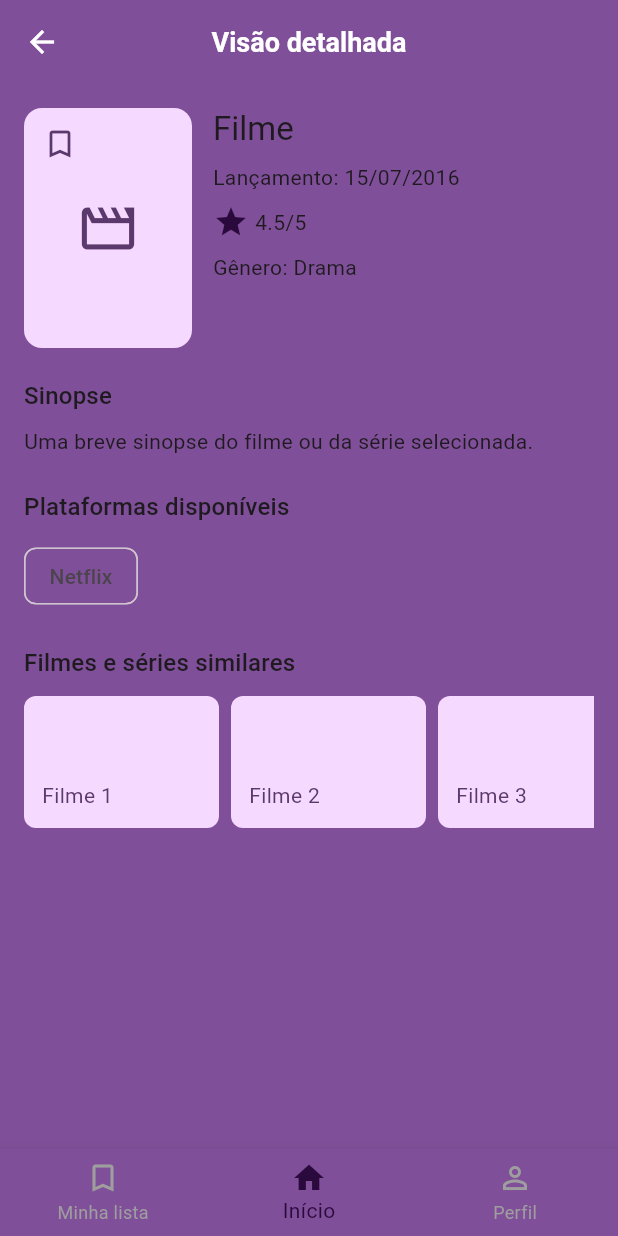
After one commit to GabrielHP2/PI_IV-Time-16, a Flutter app: the DetailedViewPage screen opened by its route, on a phone screen of 412 x 824 dp. The commit adds this screen. Run offline on Flutter 3.47's test engine with Material 3 defaults, Android fonts, the phone set to English and light mode, and no system bars.

Commit message:
Tela de Visão Detalhada

```diff
--- /dev/null
+++ b/frontend/lib/pages/content/detailed_view_page.dart
@@ -0,0 +1,177 @@
+import 'package:flutter/material.dart';
+
+import '../../theme/app_theme.dart';
+
+class ContentDetail {
+  const ContentDetail({
+    required this.title,
+    required this.synopsis,
+    required this.releaseDate,
+    required this.rating,
+    required this.platforms,
+    required this.similarTitles,
+    this.genre = 'Não informado',
+  });
+
+  final String title;
+  final String synopsis;
+  final String releaseDate;
+  final double rating;
+  final List<String> platforms;
+  final List<String> similarTitles;
+  final String genre;
+
+  static const example = ContentDetail(
+    title: 'Filme',
+    synopsis: 'Uma breve sinopse do filme ou da série selecionada.',
+    releaseDate: '15/07/2016',
+    rating: 4.5,
+    genre: 'Drama',
+    platforms: ['Netflix'],
+    similarTitles: ['Filme 1', 'Filme 2', 'Filme 3'],
+  );
+}
+
+class DetailedViewPage extends StatefulWidget {
+  const DetailedViewPage({super.key, this.content});
+
+  final ContentDetail? content;
+
+  @override
+  State<DetailedViewPage> createState() => _DetailedViewPageState();
+}
+
+class _DetailedViewPageState extends State<DetailedViewPage> {
+  bool isSaved = false;
+
+  @override
+  Widget build(BuildContext context) {
+    final content = widget.content ?? ContentDetail.example;
+    final colors = Theme.of(context).colorScheme;
+    final textTheme = Theme.of(context).textTheme;
+
+    return Scaffold(
+      appBar: AppBar(
+        title: const Text('Visão detalhada'),
+        leading: BackButton(onPressed: () => Navigator.maybePop(context)),
+      ),
+      body: ListView(
+        padding: const EdgeInsets.all(16),
+        children: [
+          Row(
+            crossAxisAlignment: CrossAxisAlignment.start,
+            children: [
+              Stack(
+                children: [
+                  Container(
+                    width: 112,
+                    height: 160,
+                    decoration: BoxDecoration(
+                      color: colors.primaryContainer,
+                      borderRadius: BorderRadius.circular(12),
+                    ),
+                    child: Icon(
+                      Icons.movie_outlined,
+                      color: colors.onPrimaryContainer,
+                      size: 42,
+                    ),
+                  ),
+                  IconButton(
+                    tooltip: isSaved
+                        ? 'Remover da lista de desejos'
+                        : 'Adicionar à lista de desejos',
+                    onPressed: () => setState(() => isSaved = !isSaved),
+                    icon: Icon(
+                      isSaved ? Icons.bookmark : Icons.bookmark_border,
+                    ),
+                    color: colors.onPrimaryContainer,
+                  ),
+                ],
+              ),
+              const SizedBox(width: 14),
+              Expanded(
+                child: Column(
+                  crossAxisAlignment: CrossAxisAlignment.start,
+                  children: [
+                    Text(content.title, style: textTheme.titleLarge),
+                    const SizedBox(height: 8),
+                    Text('Lançamento: ${content.releaseDate}'),
+                    const SizedBox(height: 8),
+                    Row(
+                      children: [
+                        Icon(Icons.star, color: AppColors.button),
+                        const SizedBox(width: 4),
+                        Text('${content.rating}/5'),
+                      ],
+                    ),
+                    const SizedBox(height: 8),
+                    Text('Gênero: ${content.genre}'),
+                  ],
+                ),
+              ),
+            ],
+          ),
+          const SizedBox(height: 20),
+          Text('Sinopse', style: textTheme.titleMedium),
+          const SizedBox(height: 8),
+          Text(content.synopsis),
+          const SizedBox(height: 22),
+          Text('Plataformas disponíveis', style: textTheme.titleMedium),
+          const SizedBox(height: 10),
+          Wrap(
+            spacing: 8,
+            runSpacing: 8,
+            children: content.platforms
+                .map((platform) => Chip(label: Text(platform)))
+                .toList(),
+          ),
+          const SizedBox(height: 22),
+          Text('Filmes e séries similares', style: textTheme.titleMedium),
+          const SizedBox(height: 10),
+          SizedBox(
+            height: 88,
+            child: ListView.separated(
+              scrollDirection: Axis.horizontal,
+              itemCount: content.similarTitles.length,
+              separatorBuilder: (_, _) => const SizedBox(width: 8),
+              itemBuilder: (context, index) => Container(
+                width: 130,
+                padding: const EdgeInsets.all(12),
+                alignment: Alignment.bottomLeft,
+                decoration: BoxDecoration(
+                  color: colors.primaryContainer,
+                  borderRadius: BorderRadius.circular(8),
+                ),
+                child: Text(
+                  content.similarTitles[index],
+                  maxLines: 2,
+                  overflow: TextOverflow.ellipsis,
+                  style: TextStyle(color: colors.onPrimaryContainer),
+                ),
+              ),
+            ),
+          ),
+        ],
+      ),
+      bottomNavigationBar: BottomNavigationBar(
+        currentIndex: 1,
+        selectedItemColor: AppColors.button,
+        unselectedItemColor: Colors.grey,
+        onTap: (index) {
+          // As telas de destino ainda não foram implementadas.
+        },
+        items: const [
+          BottomNavigationBarItem(
+            icon: Icon(Icons.bookmark_border),
+            label: 'Minha lista',
+          ),
+          BottomNavigationBarItem(icon: Icon(Icons.home), label: 'Início'),
+          BottomNavigationBarItem(
+            icon: Icon(Icons.person_outline),
+            label: 'Perfil',
+          ),
+        ],
+      ),
+    );
+  }
+}
--- a/frontend/lib/routes.dart
+++ b/frontend/lib/routes.dart
@@ -4,6 +4,8 @@ import 'pages/auth/login_page.dart';
 import 'pages/auth/password_recovery_pages.dart';
 import 'pages/auth/register_page.dart';
 import 'pages/auth/splash_page.dart';
+import 'pages/content/detailed_view_page.dart';
+import 'pages/content/wishlist_page.dart';
 
 class AppRoutes {
   static const splash = '/';
@@ -11,6 +13,9 @@ class AppRoutes {
   static const register = '/register';
   static const forgotPassword = '/forgot-password';
   static const resetPassword = '/reset-password';
+  static const detailedView = '/detailed-view';
+  static const wishlist = '/wishlist';
+
 
   static Map<String, WidgetBuilder> get routes => {
         splash: (_) => const SplashPage(),
@@ -18,6 +23,8 @@ class AppRoutes {
         register: (_) => const RegisterPage(),
         forgotPassword: (_) => const ForgotPasswordPage(),
         resetPassword: (_) => const ResetPasswordPage(),
+        detailedView: (_) => const DetailedViewPage(),
+        wishlist: (_) => const WishlistPage(),
       };
 }
 
```
